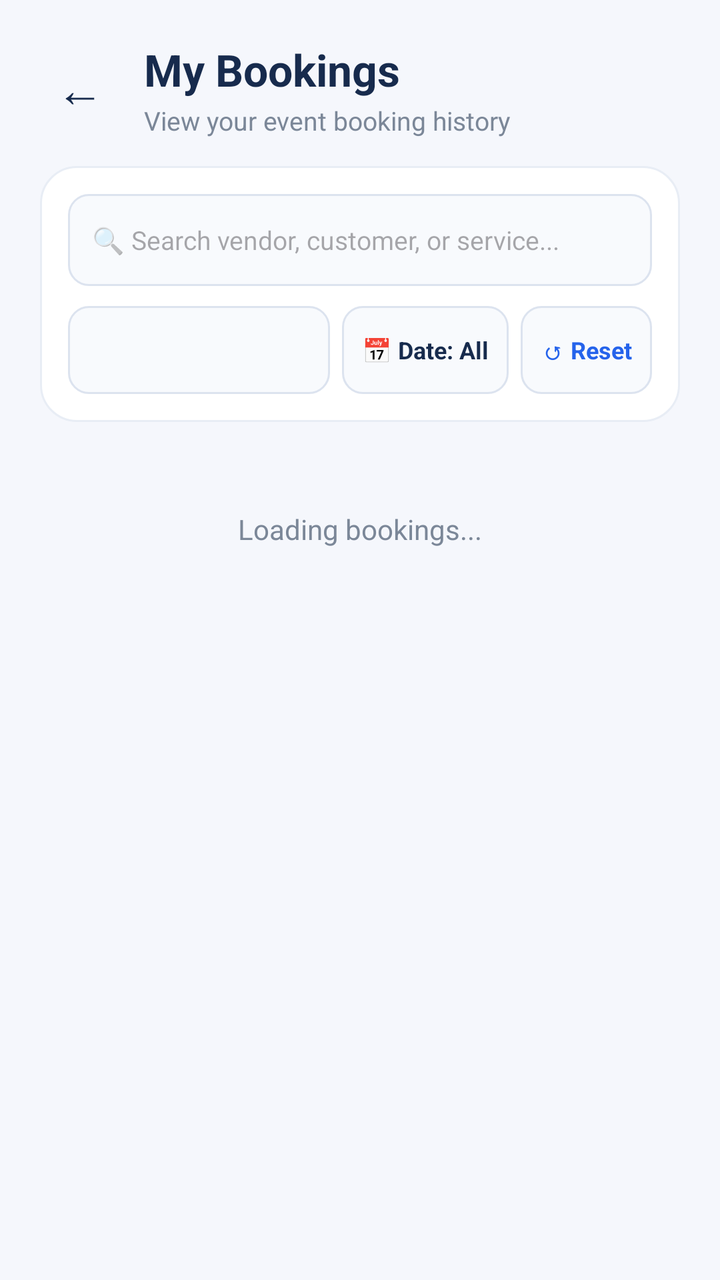
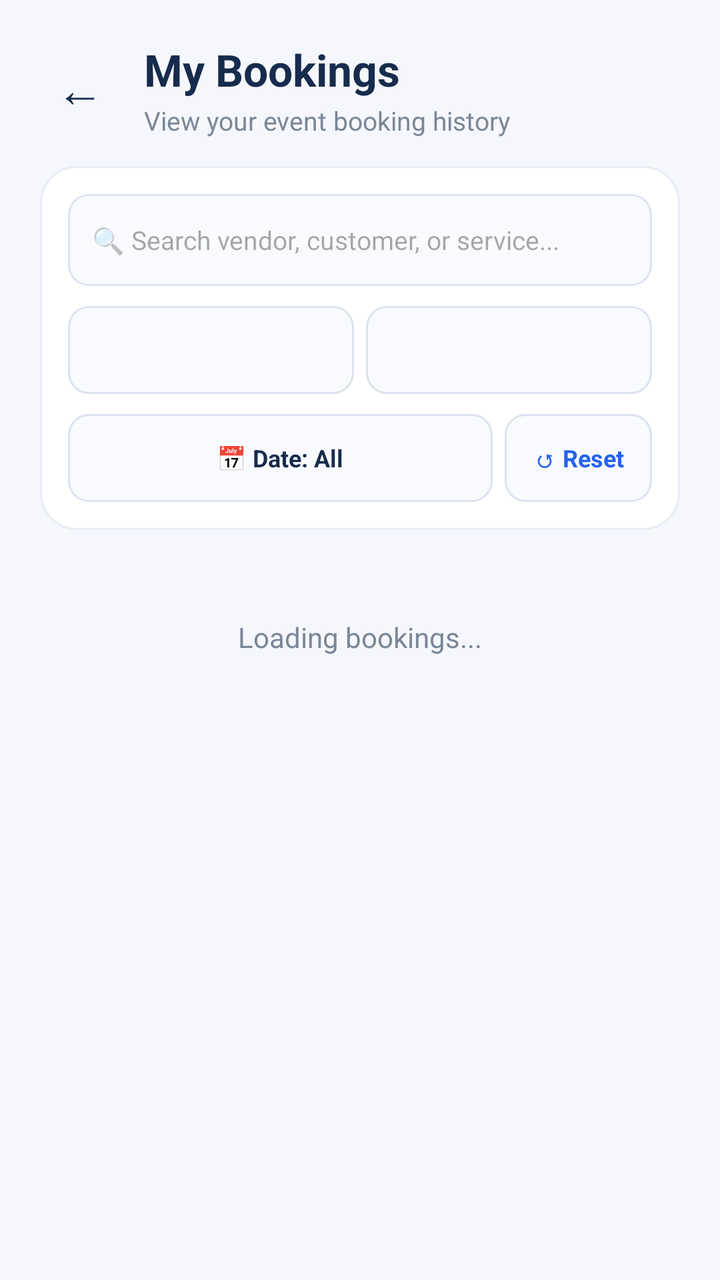

Before-and-after screenshots of an Android layout around one commit, followed by the original layout XML and the change that was made.
<!-- AndroidManifest.xml: application theme Theme.HappyHappenings -->
<!-- res/layout/activity_my_bookings.xml -->
<?xml version="1.0" encoding="utf-8"?>
<LinearLayout
    xmlns:android="http://schemas.android.com/apk/res/android"
    xmlns:app="http://schemas.android.com/apk/res-auto"
    android:layout_width="match_parent"
    android:layout_height="match_parent"
    android:orientation="vertical"
    android:background="#F5F7FC"
    android:padding="20dp">

    
    <LinearLayout
        android:layout_width="match_parent"
        android:layout_height="wrap_content"
        android:orientation="horizontal"
        android:gravity="center_vertical"
        android:layout_marginBottom="14dp">

        <TextView
            android:id="@+id/backButton"
            android:layout_width="40dp"
            android:layout_height="40dp"
            android:text="←"
            android:textSize="24sp"
            android:textColor="#172B4D"
            android:gravity="center"
            android:clickable="true"
            android:focusable="true"
            android:background="?attr/selectableItemBackgroundBorderless"/>

        <LinearLayout
            android:layout_width="0dp"
            android:layout_height="wrap_content"
            android:layout_weight="1"
            android:orientation="vertical"
            android:layout_marginStart="12dp">

            <TextView
                android:id="@+id/pageTitle"
                android:layout_width="wrap_content"
                android:layout_height="wrap_content"
                android:text="My Bookings"
                android:textSize="22sp"
                android:textStyle="bold"
                android:textColor="#172B4D"/>

            <TextView
                android:id="@+id/pageSubtitle"
                android:layout_width="wrap_content"
                android:layout_height="wrap_content"
                android:text="View your event booking history"
                android:textSize="13sp"
                android:textColor="#7B8798"
                android:layout_marginTop="2dp"/>

        </LinearLayout>

    </LinearLayout>

    
    <LinearLayout
        android:layout_width="match_parent"
        android:layout_height="wrap_content"
        android:orientation="vertical"
        android:padding="14dp"
        android:layout_marginBottom="14dp"
        android:background="@drawable/register_card_bg">

        
        <EditText
            android:id="@+id/searchFilterEditText"
            android:layout_width="match_parent"
            android:layout_height="46dp"
            android:hint="🔍 Search vendor, customer, or service..."
            android:padding="12dp"
            android:textSize="13sp"
            android:inputType="text"
            android:background="@drawable/register_input_bg"
            android:layout_marginBottom="10dp"/>

        
        <LinearLayout
            android:layout_width="match_parent"
            android:layout_height="wrap_content"
            android:orientation="horizontal"
            android:gravity="center_vertical">

            
            <Spinner
                android:id="@+id/categoryFilterSpinner"
                android:layout_width="0dp"
                android:layout_height="44dp"
                android:layout_weight="1"
                android:background="@drawable/register_input_bg"
                android:padding="8dp"
                android:layout_marginEnd="6dp"/>

            
            <TextView
                android:id="@+id/dateFilterButton"
                android:layout_width="wrap_content"
                android:layout_height="44dp"
                android:text="📅 Date: All"
                android:textSize="12sp"
                android:textColor="#172B4D"
                android:textStyle="bold"
                android:gravity="center"
                android:paddingStart="10dp"
                android:paddingEnd="10dp"
                android:clickable="true"
                android:focusable="true"
                android:background="@drawable/register_input_bg"
                android:layout_marginEnd="6dp"/>

            
            <TextView
                android:id="@+id/resetFilterButton"
                android:layout_width="wrap_content"
                android:layout_height="44dp"
                android:text="↺ Reset"
                android:textSize="12sp"
                android:textColor="#2563EB"
                android:textStyle="bold"
                android:gravity="center"
                android:paddingStart="10dp"
                android:paddingEnd="10dp"
                android:clickable="true"
                android:focusable="true"
                android:background="@drawable/register_input_bg"/>

        </LinearLayout>

    </LinearLayout>

    
    <TextView
        android:id="@+id/statusTextView"
        android:layout_width="match_parent"
        android:layout_height="wrap_content"
        android:text="Loading bookings..."
        android:textSize="14sp"
        android:textColor="#7B8798"
        android:gravity="center"
        android:padding="30dp"
        android:visibility="visible"/>

    
    <ScrollView
        android:layout_width="match_parent"
        android:layout_height="0dp"
        android:layout_weight="1"
        android:fillViewport="true">

        <LinearLayout
            android:id="@+id/bookingsListContainer"
            android:layout_width="match_parent"
            android:layout_height="wrap_content"
            android:orientation="vertical"/>

    </ScrollView>

</LinearLayout>
<!-- resources referenced by this layout -->
<resources>
  <!-- drawable register_card_bg (drawable) -->
  <?xml version="1.0" encoding="utf-8"?>
  <shape xmlns:android="http://schemas.android.com/apk/res/android">
      <solid android:color="#FFFFFF"/>
      <corners android:radius="18dp"/>
      <stroke
          android:width="1dp"
          android:color="#E8EDF5"/>
  </shape>
  <!-- drawable register_input_bg (drawable) -->
  <?xml version="1.0" encoding="utf-8"?>
  <shape xmlns:android="http://schemas.android.com/apk/res/android">
      <solid android:color="#F8FAFD"/>
      <corners android:radius="10dp"/>
      <stroke
          android:width="1dp"
          android:color="#DCE3EF"/>
  </shape>
  <style name="Theme.HappyHappenings" parent="Base.Theme.HappyHappenings" />
  <style name="Base.Theme.HappyHappenings" parent="Theme.Material3.DayNight.NoActionBar">
          
          
      </style>
</resources>

<!-- the commit's change to res/layout/activity_my_bookings.xml (unified diff, before → after) -->
@@ -83,7 +83,8 @@
             android:layout_width="match_parent"
             android:layout_height="wrap_content"
             android:orientation="horizontal"
-            android:gravity="center_vertical">
+            android:gravity="center_vertical"
+            android:layout_marginBottom="10dp">
 
             
             <Spinner
@@ -96,10 +97,29 @@
                 android:layout_marginEnd="6dp"/>
 
             
+            <Spinner
+                android:id="@+id/statusFilterSpinner"
+                android:layout_width="0dp"
+                android:layout_height="44dp"
+                android:layout_weight="1"
+                android:background="@drawable/register_input_bg"
+                android:padding="8dp"/>
+
+        </LinearLayout>
+
+        
+        <LinearLayout
+            android:layout_width="match_parent"
+            android:layout_height="wrap_content"
+            android:orientation="horizontal"
+            android:gravity="center_vertical">
+
+            
             <TextView
                 android:id="@+id/dateFilterButton"
-                android:layout_width="wrap_content"
+                android:layout_width="0dp"
                 android:layout_height="44dp"
+                android:layout_weight="1"
                 android:text="📅 Date: All"
                 android:textSize="12sp"
                 android:textColor="#172B4D"
@@ -122,8 +142,8 @@
                 android:textColor="#2563EB"
                 android:textStyle="bold"
                 android:gravity="center"
-                android:paddingStart="10dp"
-                android:paddingEnd="10dp"
+                android:paddingStart="14dp"
+                android:paddingEnd="14dp"
                 android:clickable="true"
                 android:focusable="true"
                 android:background="@drawable/register_input_bg"/>
